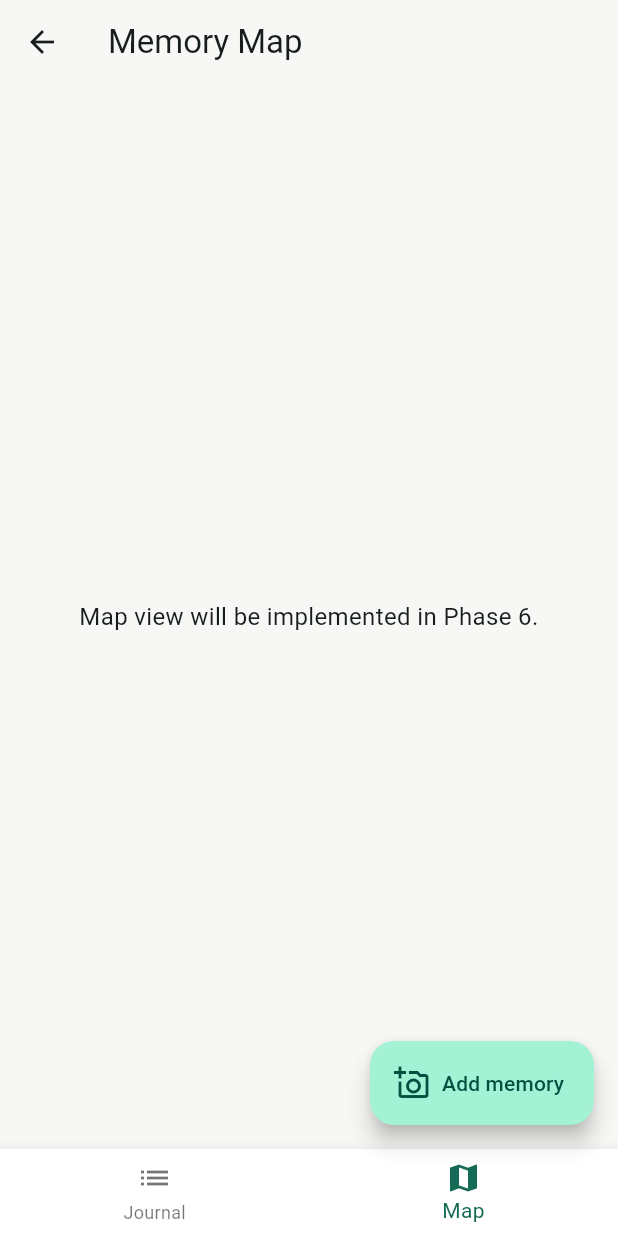
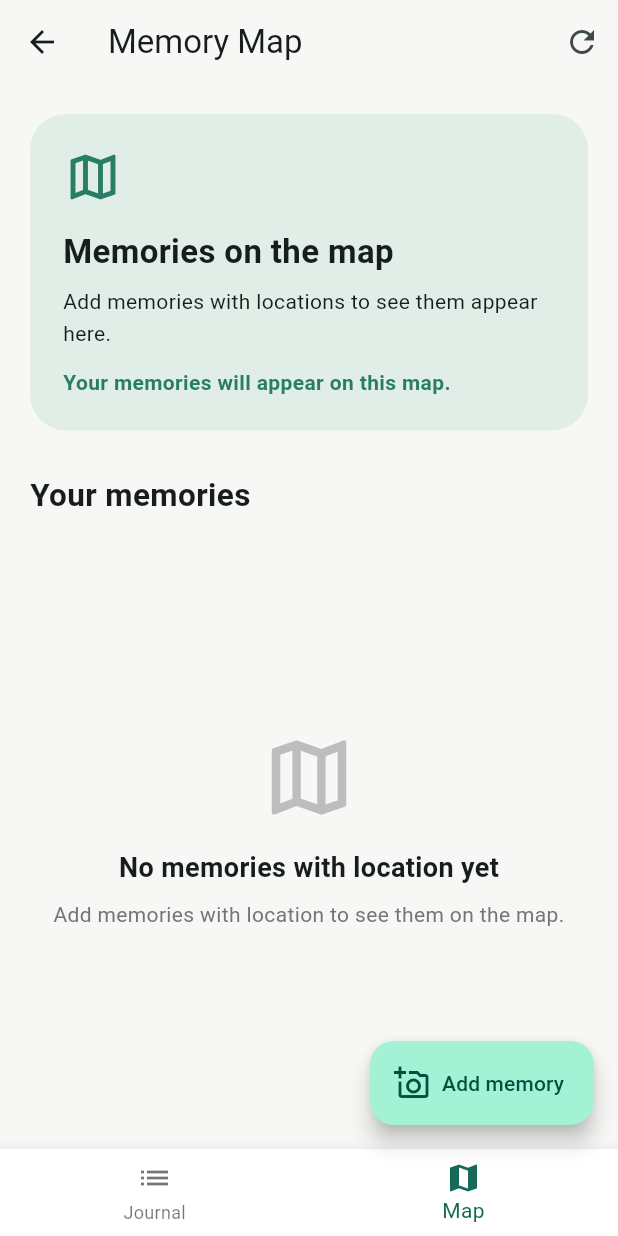
Before and after one commit to milandahal1000/GeoDiary, a Flutter app: the MapPage screen opened by its route, on a phone screen of 412 x 824 dp. Run offline on Flutter 3.47's test engine with Material 3 defaults, Android fonts, the phone set to English and light mode, and no system bars; our stand-ins replace flutter_map, geolocator, image_picker, latlong2, sqflite; accounts and stored records are empty.

Commit message:
map feature

```diff
--- a/lib/features/map/presentation/pages/map_page.dart
+++ b/lib/features/map/presentation/pages/map_page.dart
@@ -1,28 +1,217 @@
 import 'package:flutter/material.dart';
+import 'package:flutter_map/flutter_map.dart';
+import 'package:geodiary/features/journal/data/memory_repository.dart';
+import 'package:geodiary/features/journal/domain/memory.dart';
 import 'package:geodiary/routes/route_names.dart';
+import 'package:latlong2/latlong.dart';
 
-/// A placeholder for the map screen.
-class MapPage extends StatelessWidget {
+/// Displays memories on an interactive map using OpenStreetMap.
+class MapPage extends StatefulWidget {
   const MapPage({super.key});
+
+  @override
+  State<MapPage> createState() => _MapPageState();
+}
+
+class _MapPageState extends State<MapPage> {
+  final MemoryRepository _repository = MemoryRepository.instance();
+  late Future<List<Memory>> _memoriesFuture;
+  final List<Marker> _markers = [];
+
+  @override
+  void initState() {
+    super.initState();
+    _loadMemories();
+  }
+
+  void _loadMemories() {
+    setState(() {
+      _memoriesFuture = _repository.getAllMemories();
+    });
+  }
+
+  void _refreshMemories() {
+    _loadMemories();
+  }
 
   @override
   Widget build(BuildContext context) {
     return Scaffold(
-      appBar: AppBar(title: const Text('Memory Map'), centerTitle: false),
-      body: const Center(
-        child: Text(
-          'Map view will be implemented in Phase 6.',
-          style: TextStyle(fontSize: 16),
-          textAlign: TextAlign.center,
-        ),
+      appBar: AppBar(
+        title: const Text('Memory Map'),
+        actions: [
+          IconButton(
+            onPressed: _refreshMemories,
+            tooltip: 'Refresh',
+            icon: const Icon(Icons.refresh),
+          ),
+        ],
       ),
-      bottomNavigationBar: _buildBottomNavigationBar(context),
+      body: FutureBuilder<List<Memory>>(
+        future: _memoriesFuture,
+        builder: (context, snapshot) {
+          if (snapshot.connectionState == ConnectionState.waiting) {
+            return const Center(child: CircularProgressIndicator());
+          }
+
+          if (snapshot.hasError) {
+            return Center(
+              child: Text('Error loading memories: ${snapshot.error}'),
+            );
+          }
+
+          final memories = snapshot.data ?? [];
+          _updateMarkers(memories);
+
+          if (memories.isEmpty) {
+            return _buildEmptyState();
+          }
+
+          return FlutterMap(
+            options: MapOptions(
+              initialCenter: _getInitialCenter(memories),
+              initialZoom: 13.0,
+              interactionOptions: const InteractionOptions(
+                flags: InteractiveFlag.all,
+              ),
+            ),
+            children: [
+              TileLayer(
+                urlTemplate: 'https://tile.openstreetmap.org/{z}/{x}/{y}.png',
+                userAgentPackageName: 'dev.fleaflet.flutter_map',
+              ),
+              MarkerLayer(markers: _markers),
+            ],
+          );
+        },
+      ),
       floatingActionButton: FloatingActionButton.extended(
         onPressed: () {
           Navigator.of(context).pushNamed(RouteNames.addMemory);
         },
         icon: const Icon(Icons.add_a_photo_outlined),
         label: const Text('Add memory'),
+      ),
+      bottomNavigationBar: _buildBottomNavigationBar(context),
+    );
+  }
+
+  void _updateMarkers(List<Memory> memories) {
+    _markers.clear();
+    for (final memory in memories) {
+      if (memory.latitude != null && memory.longitude != null) {
+        final marker = Marker(
+          point: LatLng(memory.latitude!, memory.longitude!),
+          width: 40.0,
+          height: 40.0,
+          child: Container(
+            decoration: BoxDecoration(
+              color: Colors.red.withValues(alpha: 0.7),
+              shape: BoxShape.circle,
+            ),
+            child: const Icon(
+              Icons.location_on,
+              color: Colors.white,
+              size: 28.0,
+            ),
+          ),
+        );
+        _markers.add(marker);
+      }
+    }
+  }
+
+  LatLng _getInitialCenter(List<Memory> memories) {
+    // Find first memory with coordinates, or default to a reasonable location
+    for (final memory in memories) {
+      if (memory.latitude != null && memory.longitude != null) {
+        return LatLng(memory.latitude!, memory.longitude!);
+      }
+    }
+    // Default to a reasonable location (using a visible location)
+    return const LatLng(0.0, 0.0);
+  }
+
+  Widget _buildEmptyState() {
+    return Padding(
+      padding: const EdgeInsets.all(20),
+      child: Column(
+        crossAxisAlignment: CrossAxisAlignment.start,
+        children: [
+          Container(
+            width: double.infinity,
+            padding: const EdgeInsets.all(22),
+            decoration: BoxDecoration(
+              color: const Color(0xFFE1EEE7),
+              borderRadius: BorderRadius.circular(24),
+            ),
+            child: const Column(
+              crossAxisAlignment: CrossAxisAlignment.start,
+              children: [
+                Icon(
+                  Icons.map_outlined,
+                  size: 40,
+                  color: Color(0xFF287D65),
+                ),
+                SizedBox(height: 14),
+                Text(
+                  'Memories on the map',
+                  style: TextStyle(
+                    fontSize: 22,
+                    fontWeight: FontWeight.bold,
+                  ),
+                ),
+                SizedBox(height: 8),
+                Text(
+                  'Add memories with locations to see them appear here.',
+                  style: TextStyle(fontSize: 14, height: 1.5),
+                ),
+                SizedBox(height: 12),
+                Text(
+                  'Your memories will appear on this map.',
+                  style: TextStyle(
+                    color: Color(0xFF287D65),
+                    fontWeight: FontWeight.w600,
+                  ),
+                ),
+              ],
+            ),
+          ),
+          const SizedBox(height: 28),
+          const Text(
+            'Your memories',
+            style: TextStyle(fontSize: 21, fontWeight: FontWeight.bold),
+          ),
+          const SizedBox(height: 14),
+          Expanded(
+            child: Center(
+              child: Column(
+                mainAxisSize: MainAxisSize.min,
+                children: [
+                  Icon(
+                    Icons.map_outlined,
+                    size: 66,
+                    color: Colors.grey.shade400,
+                  ),
+                  const SizedBox(height: 14),
+                  const Text(
+                    'No memories with location yet',
+                    style: TextStyle(
+                      fontSize: 18,
+                      fontWeight: FontWeight.w600,
+                    ),
+                  ),
+                  const SizedBox(height: 8),
+                  Text(
+                    'Add memories with location to see them on the map.',
+                    textAlign: TextAlign.center,
+                    style: TextStyle(color: Colors.grey.shade600),
+                  ),
+                ],
+              ),
+            ),
+          ),
+        ],
       ),
     );
   }
```
